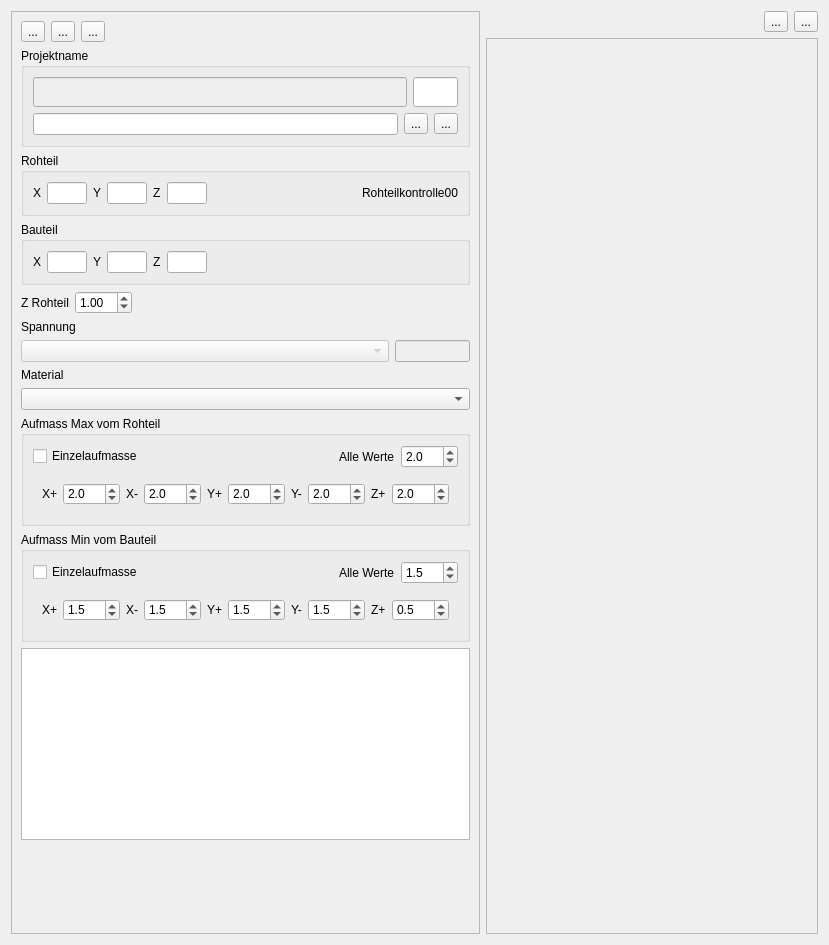
Qt form Project/tab_project.ui (mikejg/CamHelper) before a commit.
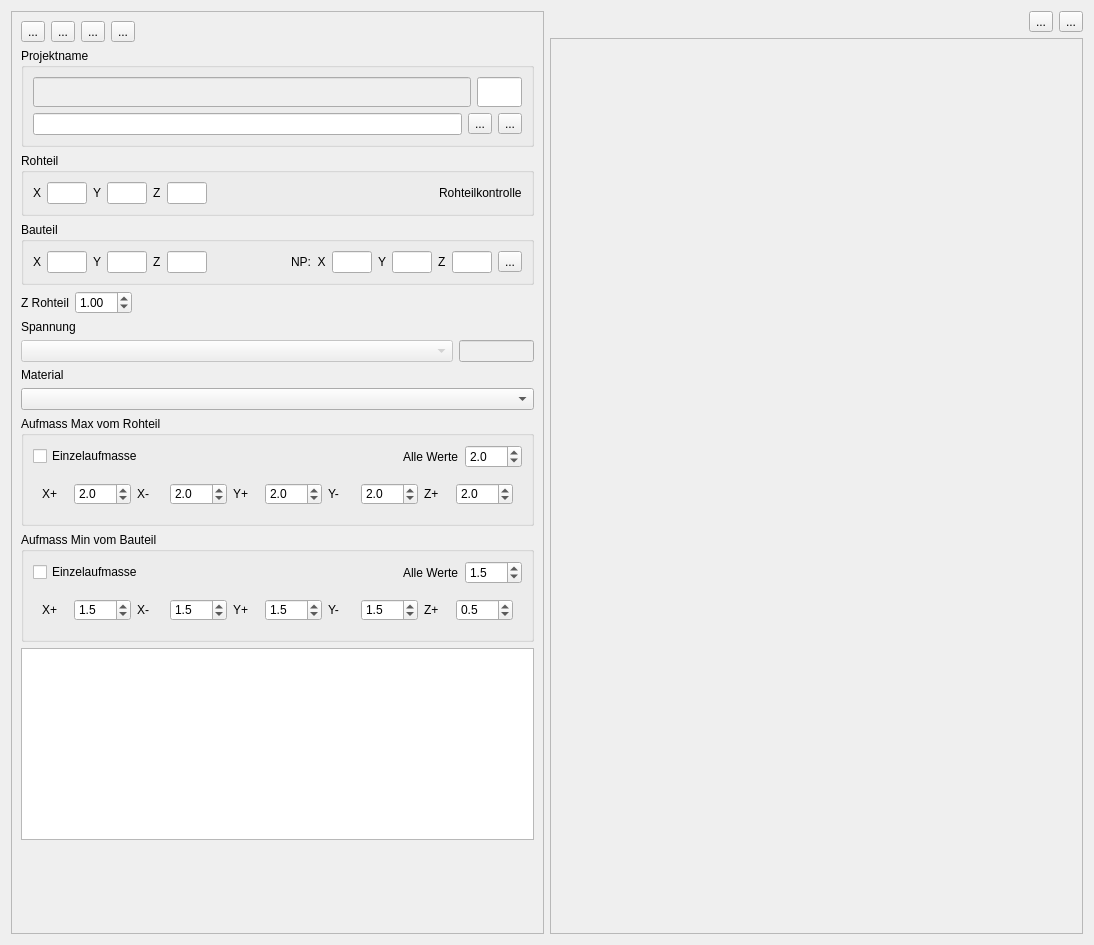
The same form after that commit. Icons and pictures are not drawn. Custom widgets are drawn as their Qt base class.

```diff
--- a/Project/tab_project.ui
+++ b/Project/tab_project.ui
@@ -6,7 +6,7 @@
    <rect>
     <x>0</x>
     <y>0</y>
-    <width>829</width>
+    <width>1094</width>
     <height>945</height>
    </rect>
   </property>
@@ -70,6 +70,18 @@
           </property>
          </widget>
         </item>
+        <item>
+         <widget class="QToolButton" name="toolButton_Tools">
+          <property name="text">
+           <string>...</string>
+          </property>
+          <property name="icon">
+           <iconset>
+            <normalon>:/Icons/tools.png</normalon>
+           </iconset>
+          </property>
+         </widget>
+        </item>
         <item>
          <spacer name="horizontalSpacer_7">
           <property name="orientation">
@@ -260,7 +272,7 @@
            <item>
             <widget class="QLabel" name="label_RohteilKontrolle">
              <property name="text">
-              <string>Rohteilkontrolle00</string>
+              <string>Rohteilkontrolle</string>
              </property>
             </widget>
            </item>
@@ -356,6 +368,75 @@
              </property>
             </spacer>
            </item>
+           <item>
+            <widget class="QLabel" name="label">
+             <property name="text">
+              <string>NP:  X</string>
+             </property>
+            </widget>
+           </item>
+           <item>
+            <widget class="QLineEdit" name="lineEdit_NPx">
+             <property name="maximumSize">
+              <size>
+               <width>40</width>
+               <height>16777215</height>
+              </size>
+             </property>
+            </widget>
+           </item>
+           <item>
+            <widget class="QLabel" name="label_2">
+             <property name="text">
+              <string>Y</string>
+             </property>
+            </widget>
+           </item>
+           <item>
+            <widget class="QLineEdit" name="lineEdit_NPy">
+             <property name="maximumSize">
+              <size>
+               <width>40</width>
+               <height>16777215</height>
+              </size>
+             </property>
+            </widget>
+           </item>
+           <item>
+            <widget class="QLabel" name="label_3">
+             <property name="text">
+              <string>Z</string>
+             </property>
+            </widget>
+           </item>
+           <item>
+            <widget class="QLineEdit" name="lineEdit_NPz">
+             <property name="maximumSize">
+              <size>
+               <width>40</width>
+               <height>16777215</height>
+              </size>
+             </property>
+            </widget>
+           </item>
+           <item>
+            <widget class="QToolButton" name="toolButton_Paste">
+             <property name="text">
+              <string>...</string>
+             </property>
+             <property name="icon">
+              <iconset>
+               <normalon>:/Icons/paste.png</normalon>
+              </iconset>
+             </property>
+             <property name="iconSize">
+              <size>
+               <width>24</width>
+               <height>24</height>
+              </size>
+             </property>
+            </widget>
+           </item>
           </layout>
          </item>
         </layout>
@@ -917,7 +998,7 @@
          <rect>
           <x>0</x>
           <y>0</y>
-          <width>346</width>
+          <width>531</width>
           <height>884</height>
          </rect>
         </property>
```
